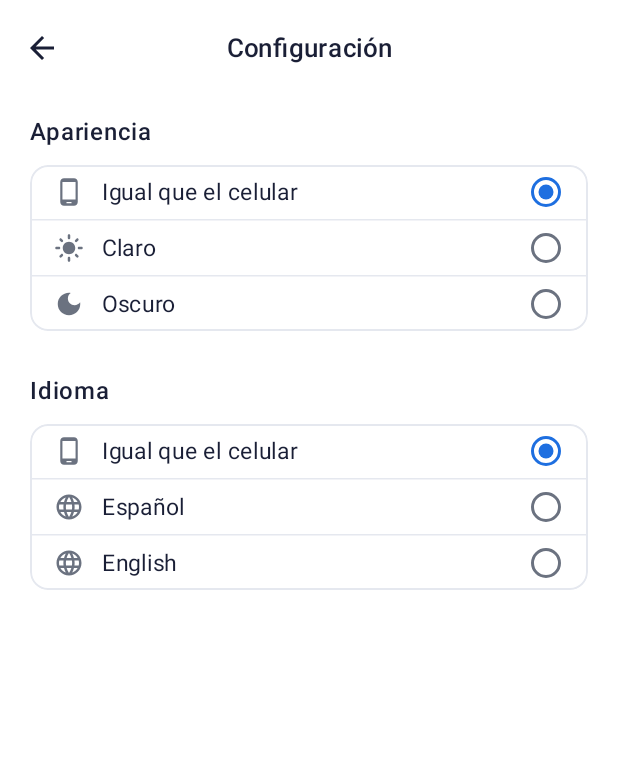
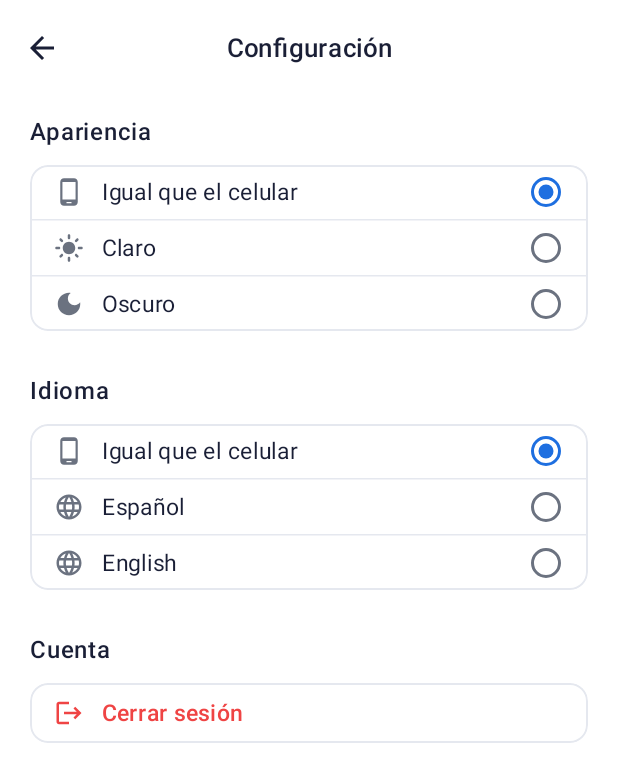
Before and after one commit to UTN-FRBA-Mobile/ColdSense, an Android app built with Jetpack Compose: the composable HomeScreen shown on its own in the app's theme, after a tap on "Configuración", on a phone screen of 412 x 824 dp. Shown: the top 782 px of the screen. Run offline under Robolectric (Android 15) with nearby library versions, the phone set to English and light mode, and no system bars; our stand-ins replace Firebase (no records; nobody signed in at launch, a user with empty details on screens opened directly), Voyager; 2 statements that could not run were skipped.

Commit message:
Muevo cerrar sesión a Configuración
Cerrar sesión era un ícono suelto en el Home, al lado de Configuración, y se
podía tocar sin querer. Ahora está al final de Configuración, en una sección
"Cuenta", con la misma confirmación. La baja del celular en el backend pasa
de HomeViewModel a SettingsViewModel.

```diff
--- a/android/app/src/main/java/ar/edu/utn/coldsense/features/home/HomeScreen.kt
+++ b/android/app/src/main/java/ar/edu/utn/coldsense/features/home/HomeScreen.kt
@@ -24,7 +24,6 @@ import androidx.compose.foundation.lazy.items
 import androidx.compose.foundation.shape.CircleShape
 import androidx.compose.foundation.shape.RoundedCornerShape
 import androidx.compose.material.icons.Icons
-import androidx.compose.material.icons.automirrored.filled.Logout
 import androidx.compose.material.icons.filled.Kitchen
 import androidx.compose.material.icons.filled.Settings
 import androidx.compose.material3.Icon
@@ -35,21 +34,14 @@ import androidx.compose.runtime.Composable
 import androidx.compose.runtime.LaunchedEffect
 import androidx.compose.runtime.collectAsState
 import androidx.compose.runtime.getValue
-import androidx.compose.runtime.mutableStateOf
-import androidx.compose.runtime.remember
-import androidx.compose.runtime.rememberCoroutineScope
-import androidx.compose.runtime.setValue
 import androidx.compose.ui.Alignment
 import androidx.compose.ui.Modifier
 import androidx.compose.ui.draw.clip
-import androidx.compose.ui.platform.LocalContext
 import androidx.compose.ui.text.font.FontWeight
 import androidx.compose.ui.unit.dp
 import androidx.compose.ui.unit.sp
 import cafe.adriel.voyager.core.screen.Screen
 import cafe.adriel.voyager.navigator.LocalNavigator
-import ar.edu.utn.coldsense.features.auth.LoginScreen
-import ar.edu.utn.coldsense.data.auth.crearAuthService
 import ar.edu.utn.coldsense.features.device.detail.DetailScreen
 import ar.edu.utn.coldsense.features.device.search.SearchDeviceScreen
 import ar.edu.utn.coldsense.features.settings.SettingsScreen
@@ -63,14 +55,12 @@ import ar.edu.utn.coldsense.model.signalColor
 import ar.edu.utn.coldsense.notifications.CambiosHeladeras
 import ar.edu.utn.coldsense.ui.components.BottomNavDestination
 import ar.edu.utn.coldsense.ui.components.CommonHeader
-import ar.edu.utn.coldsense.ui.components.ConfirmDeleteDialog
 import ar.edu.utn.coldsense.ui.components.ErrorMessage
 import ar.edu.utn.coldsense.ui.components.NavigationBar
 import ar.edu.utn.coldsense.ui.components.NextButton
 import ar.edu.utn.coldsense.ui.components.RefrescoPeriodico
 import ar.edu.utn.coldsense.ui.components.Spinner
 import ar.edu.utn.coldsense.utils.formatTemperature
-import kotlinx.coroutines.launch
 import ar.edu.utn.coldsense.ui.theme.ColdSenseTheme
 import androidx.compose.ui.res.stringResource
 import ar.edu.utn.coldsense.R
@@ -88,23 +78,12 @@ class HomeScreen : Screen {
     override fun Content() {
 
         val navigator = LocalNavigator.current
-        val context = LocalContext.current.applicationContext
-        val authService = remember(context) { crearAuthService(context) }
-        val coroutineScope = rememberCoroutineScope()
 
         HomeContent(
             viewModel = viewModel,
             onAddDevice = { navigator?.push(SearchDeviceScreen()) },
             onHeladeraClick = { id -> navigator?.push(DetailScreen(id)) },
             onSettings = { navigator?.push(SettingsScreen()) },
-            // Vuelvo al login y borro el historial, así "atrás" no regresa al Home
-            onLogout = {
-                coroutineScope.launch {
-                    viewModel.cerrarSesion()
-                    authService.signOut()
-                    navigator?.replaceAll(LoginScreen())
-                }
-            },
             onNavigate = { destination ->
                 when (destination) {
                     BottomNavDestination.Home -> Unit
@@ -131,7 +110,6 @@ fun HomeContent(
     onAddDevice: () -> Unit,
     onHeladeraClick: (Long) -> Unit,
     onSettings: () -> Unit,
-    onLogout: () -> Unit,
     onNavigate: (BottomNavDestination) -> Unit
 ) {
 
@@ -139,9 +117,6 @@ fun HomeContent(
     val isLoading by viewModel.isLoading.collectAsState(false)
     val isError   by viewModel.isError.collectAsState(false)
     val heladeras by viewModel.heladeras.collectAsState()
-
-    // Diálogo de cerrar sesión
-    var showLogoutDialog by remember { mutableStateOf(false) }
 
     // Registro el celular para recibir las alertas
     LaunchedEffect(Unit) {
@@ -174,13 +149,6 @@ fun HomeContent(
                         Icon(
                             imageVector = Icons.Default.Settings,
                             contentDescription = stringResource(R.string.comun_configuracion),
-                            tint = MaterialTheme.colorScheme.onBackground
-                        )
-                    }
-                    IconButton(onClick = { showLogoutDialog = true }) {
-                        Icon(
-                            imageVector = Icons.AutoMirrored.Filled.Logout,
-                            contentDescription = stringResource(R.string.home_cerrar_sesion),
                             tint = MaterialTheme.colorScheme.onBackground
                         )
                     }
@@ -224,20 +192,6 @@ fun HomeContent(
             NavigationBar(
                 selectedDestination = BottomNavDestination.Home,
                 onDestinationSelected = onNavigate
-            )
-        }
-
-        // Confirmación para cerrar sesión
-        if (showLogoutDialog) {
-            ConfirmDeleteDialog(
-                title = stringResource(R.string.home_cerrar_sesion_titulo),
-                message = stringResource(R.string.home_cerrar_sesion_mensaje),
-                confirmText = stringResource(R.string.home_cerrar_sesion),
-                onConfirm = {
-                    showLogoutDialog = false
-                    onLogout()
-                },
-                onDismiss = { showLogoutDialog = false }
             )
         }
 
--- a/android/app/src/main/java/ar/edu/utn/coldsense/features/home/HomeViewModel.kt
+++ b/android/app/src/main/java/ar/edu/utn/coldsense/features/home/HomeViewModel.kt
@@ -6,20 +6,15 @@ import androidx.lifecycle.viewModelScope
 import ar.edu.utn.coldsense.model.Heladera
 import ar.edu.utn.coldsense.network.ApiClient
 import ar.edu.utn.coldsense.network.HeladeraService
-import ar.edu.utn.coldsense.network.NotificacionService
-import com.google.android.gms.tasks.Tasks
-import com.google.firebase.installations.FirebaseInstallations
 import com.google.firebase.messaging.FirebaseMessaging
 import kotlinx.coroutines.Dispatchers
 import kotlinx.coroutines.delay
 import kotlinx.coroutines.flow.MutableStateFlow
 import kotlinx.coroutines.flow.asStateFlow
 import kotlinx.coroutines.launch
-import kotlinx.coroutines.withContext
 
 class HomeViewModel(
-    private val heladeraService: HeladeraService = ApiClient.heladeraService,
-    private val notificacionService: NotificacionService = ApiClient.notificacionService
+    private val heladeraService: HeladeraService = ApiClient.heladeraService
 ): ViewModel() {
 
     // Lista de heladeras
@@ -77,18 +72,6 @@ class HomeViewModel(
         FirebaseMessaging.getInstance().register()
             .addOnFailureListener { e -> Log.e("HomeViewModel", "No se pudo registrar en FCM: ${e.message}", e) }
     }
-
-    /** Da de baja el dispositivo antes de cerrar la sesión de Firebase. */
-    suspend fun cerrarSesion() {
-        try {
-            val fid = withContext(Dispatchers.IO) {
-                Tasks.await(FirebaseInstallations.getInstance().id)
-            }
-            notificacionService.darDeBaja(fid)
-        } catch (e: Exception) {
-            Log.e("HomeViewModel", "No se pudo dar de baja el celular en el backend: ${e.message}", e)
-        }
-    }
 }
 
 private suspend fun mockedServiceGetHeladeras(): List<Heladera> {
--- a/android/app/src/main/java/ar/edu/utn/coldsense/features/settings/SettingsScreen.kt
+++ b/android/app/src/main/java/ar/edu/utn/coldsense/features/settings/SettingsScreen.kt
@@ -54,6 +54,19 @@ import androidx.compose.foundation.layout.height
 import androidx.compose.material.icons.filled.Language
 import ar.edu.utn.coldsense.data.preferencias.Idioma
 import ar.edu.utn.coldsense.data.preferencias.PreferenciasIdioma
+import androidx.compose.foundation.clickable
+import androidx.compose.foundation.rememberScrollState
+import androidx.compose.foundation.verticalScroll
+import androidx.compose.material.icons.automirrored.filled.Logout
+import androidx.compose.runtime.mutableStateOf
+import androidx.compose.runtime.remember
+import androidx.compose.runtime.rememberCoroutineScope
+import androidx.compose.runtime.setValue
+import androidx.compose.ui.platform.LocalContext
+import ar.edu.utn.coldsense.data.auth.crearAuthService
+import ar.edu.utn.coldsense.features.auth.LoginScreen
+import ar.edu.utn.coldsense.ui.components.ConfirmDeleteDialog
+import kotlinx.coroutines.launch
 
 /*
  * ================================================================
@@ -62,6 +75,8 @@ import ar.edu.utn.coldsense.data.preferencias.PreferenciasIdioma
  */
 class SettingsScreen : Screen {
 
+    val viewModel = SettingsViewModel()
+
     @Composable
     override fun Content() {
 
@@ -69,12 +84,23 @@ class SettingsScreen : Screen {
         val modoTema by PreferenciasTema.modo.collectAsState()
         val activity = LocalActivity.current
         val idioma = activity?.let { PreferenciasIdioma.actual(it) } ?: Idioma.Sistema
+        val context = LocalContext.current.applicationContext
+        val authService = remember(context) { crearAuthService(context) }
+        val coroutineScope = rememberCoroutineScope()
 
         SettingsContent(
             modoTema = modoTema,
             onModoTemaClick = PreferenciasTema::cambiar,
             idioma = idioma,
             onIdiomaClick = { nuevo -> activity?.let { PreferenciasIdioma.cambiar(it, nuevo) } },
+            // Vuelvo al login y borro el historial, así "atrás" no regresa a la app
+            onLogout = {
+                coroutineScope.launch {
+                    viewModel.cerrarSesion()
+                    authService.signOut()
+                    navigator?.replaceAll(LoginScreen())
+                }
+            },
             onBack = { navigator?.pop() }
         )
     }
@@ -91,8 +117,12 @@ fun SettingsContent(
     onModoTemaClick: (ModoTema) -> Unit,
     idioma: Idioma,
     onIdiomaClick: (Idioma) -> Unit,
+    onLogout: () -> Unit,
     onBack: () -> Unit
 ) {
+    // Diálogo de cerrar sesión
+    var showLogoutDialog by remember { mutableStateOf(false) }
+
     Column(
         modifier = Modifier
             .fillMaxSize()
@@ -104,6 +134,7 @@ fun SettingsContent(
         Column(
             modifier = Modifier
                 .fillMaxWidth()
+                .verticalScroll(rememberScrollState())
                 .navigationBarsPadding()
                 .padding(horizontal = 20.dp, vertical = 12.dp),
             verticalArrangement = Arrangement.spacedBy(10.dp)
@@ -144,7 +175,27 @@ fun SettingsContent(
                     )
                 }
             }
+
+            Spacer(modifier = Modifier.height(8.dp))
+
+            SeccionTitulo(texto = stringResource(R.string.configuracion_cuenta))
+
+            BotonCerrarSesion(onClick = { showLogoutDialog = true })
         }
+    }
+
+    // Confirmación para cerrar sesión
+    if (showLogoutDialog) {
+        ConfirmDeleteDialog(
+            title = stringResource(R.string.configuracion_cerrar_sesion_titulo),
+            message = stringResource(R.string.configuracion_cerrar_sesion_mensaje),
+            confirmText = stringResource(R.string.configuracion_cerrar_sesion),
+            onConfirm = {
+                showLogoutDialog = false
+                onLogout()
+            },
+            onDismiss = { showLogoutDialog = false }
+        )
     }
 }
 
@@ -251,6 +302,35 @@ private fun Opcion(
     }
 }
 
+/** Fila en rojo para cerrar la sesión; pide confirmación antes. */
+@Composable
+private fun BotonCerrarSesion(onClick: () -> Unit) {
+    Row(
+        modifier = Modifier
+            .fillMaxWidth()
+            .clip(RoundedCornerShape(12.dp))
+            .border(1.dp, ColdSenseTheme.colors.border, RoundedCornerShape(12.dp))
+            .clickable(onClick = onClick, role = Role.Button)
+            // Misma altura que las filas de las opciones
+            .padding(horizontal = 16.dp, vertical = 8.dp),
+        verticalAlignment = Alignment.CenterVertically
+    ) {
+        Icon(
+            imageVector = Icons.AutoMirrored.Filled.Logout,
+            contentDescription = null,
+            tint = ColdSenseTheme.colors.danger,
+            modifier = Modifier.size(20.dp)
+        )
+        Spacer(modifier = Modifier.width(12.dp))
+        Text(
+            text = stringResource(R.string.configuracion_cerrar_sesion),
+            fontSize = 15.sp,
+            fontWeight = FontWeight.Medium,
+            color = ColdSenseTheme.colors.danger
+        )
+    }
+}
+
 @StringRes
 private fun ModoTema.texto(): Int = when (this) {
     ModoTema.Sistema -> R.string.tema_sistema
--- /dev/null
+++ b/android/app/src/main/java/ar/edu/utn/coldsense/features/settings/SettingsViewModel.kt
@@ -0,0 +1,27 @@
+package ar.edu.utn.coldsense.features.settings
+
+import android.util.Log
+import androidx.lifecycle.ViewModel
+import ar.edu.utn.coldsense.network.ApiClient
+import ar.edu.utn.coldsense.network.NotificacionService
+import com.google.android.gms.tasks.Tasks
+import com.google.firebase.installations.FirebaseInstallations
+import kotlinx.coroutines.Dispatchers
+import kotlinx.coroutines.withContext
+
+class SettingsViewModel(
+    private val notificacionService: NotificacionService = ApiClient.notificacionService
+) : ViewModel() {
+
+    /** Da de baja el dispositivo antes de cerrar la sesión de Firebase. */
+    suspend fun cerrarSesion() {
+        try {
+            val fid = withContext(Dispatchers.IO) {
+                Tasks.await(FirebaseInstallations.getInstance().id)
+            }
+            notificacionService.darDeBaja(fid)
+        } catch (e: Exception) {
+            Log.e("SettingsViewModel", "No se pudo dar de baja el celular en el backend: ${e.message}", e)
+        }
+    }
+}
--- a/android/app/src/main/res/values/strings.xml
+++ b/android/app/src/main/res/values/strings.xml
@@ -63,9 +63,6 @@
     <!-- Home -->
     <string name="home_titulo">Mis heladeras</string>
     <string name="home_agregar_dispositivo">Agregar dispositivo</string>
-    <string name="home_cerrar_sesion">Cerrar sesión</string>
-    <string name="home_cerrar_sesion_titulo">¿Cerrar sesión?</string>
-    <string name="home_cerrar_sesion_mensaje">Vas a volver a la pantalla de inicio de sesión.</string>
     <string name="home_error_cargar">No se pudieron cargar las heladeras. Revisá tu conexión e intentá de nuevo.</string>
 
     <!-- Configuración -->
@@ -78,6 +75,10 @@
     <!-- Cada idioma se muestra con su nombre en ese idioma, así se reconoce aunque no entiendas el actual -->
     <string name="idioma_espanol" translatable="false">Español</string>
     <string name="idioma_ingles" translatable="false">English</string>
+    <string name="configuracion_cuenta">Cuenta</string>
+    <string name="configuracion_cerrar_sesion">Cerrar sesión</string>
+    <string name="configuracion_cerrar_sesion_titulo">¿Cerrar sesión?</string>
+    <string name="configuracion_cerrar_sesion_mensaje">Vas a volver a la pantalla de inicio de sesión.</string>
 
     <!-- Notificaciones -->
     <string name="notificaciones_canal_nombre">Alertas de temperatura</string>
```
Also changed, not shown: 1 other file.
